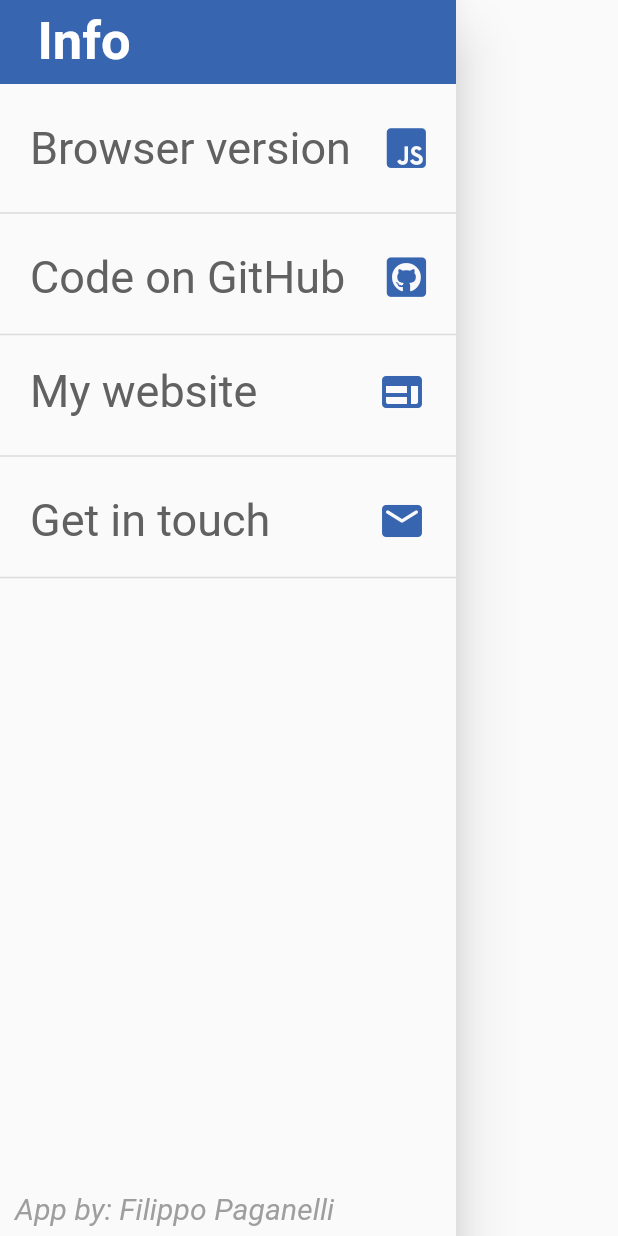
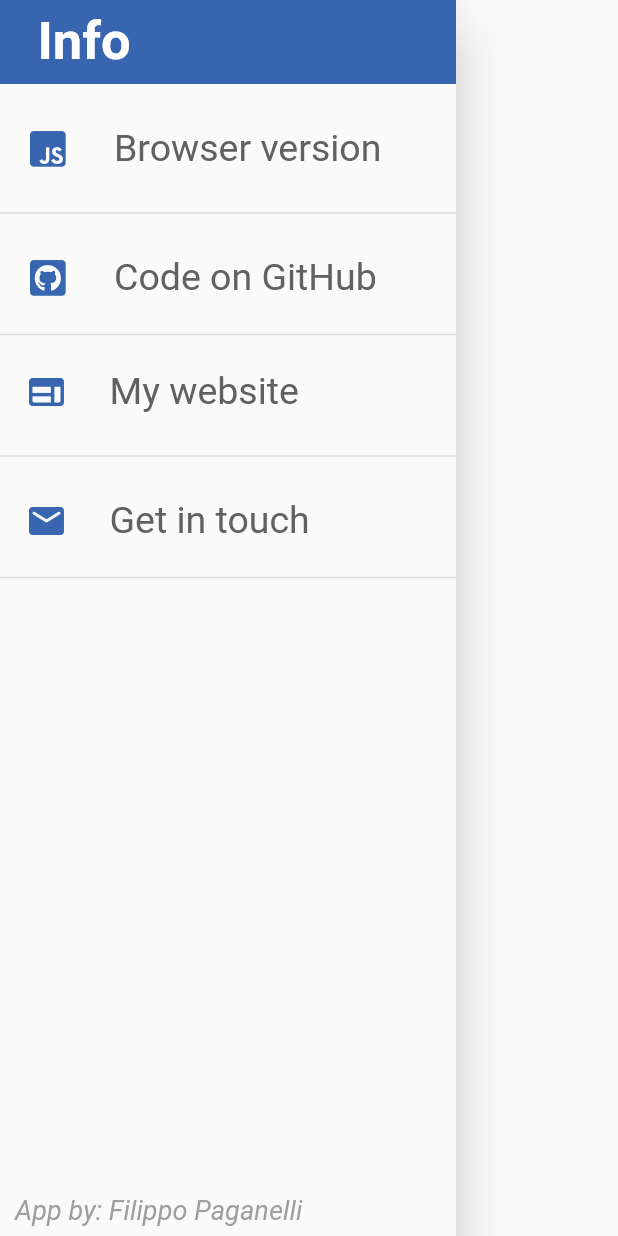
Before and after one commit to FilippoPaganelli/CruciApp, a Flutter app: the MyDrawer widget shown alone on an empty page, opened directly, on a phone screen of 412 x 824 dp. Run offline on Flutter 3.47's test engine with Material 2 defaults, Android fonts, the phone set to English and light mode, and no system bars; our stand-ins replace font_awesome_flutter.

Commit message:
other font size changes + side menu fixes

```diff
--- a/lib/menuChoices.dart
+++ b/lib/menuChoices.dart
@@ -49,17 +49,18 @@ class MyDrawer extends StatelessWidget {
                   height: 10,
                 ),
                 ListTile(
+                  leading: FaIcon(
+                    FontAwesomeIcons.jsSquare,
+                    size: 27,
+                    color: Color.fromRGBO(55, 101, 176, 1),
+                  ),
                   contentPadding:
                       EdgeInsets.only(top: 5, bottom: 5, left: 20, right: 20),
                   title: Text(
                     'Browser version',
-                    style: TextStyle(fontSize: 30, color: Colors.grey[700]),
+                    style: TextStyle(fontSize: 25, color: Colors.grey[700]),
                   ),
-                  trailing: FaIcon(
-                    FontAwesomeIcons.jsSquare,
-                    size: 30,
-                    color: Color.fromRGBO(55, 101, 176, 1),
-                  ),
+                  //trailing:
                   onTap: () => _launchBrowserVersion(context),
                 ),
                 Divider(
@@ -67,18 +68,18 @@ class MyDrawer extends StatelessWidget {
                   thickness: 1,
                 ),
                 ListTile(
-                  // CHANGE LINK WITH ACTUAL APP CODE ON GITHUB------------------------!!!!!!!!!!!!
+                  leading: FaIcon(
+                    FontAwesomeIcons.githubSquare,
+                    size: 27,
+                    color: Color.fromRGBO(55, 101, 176, 1),
+                  ),
                   contentPadding:
                       EdgeInsets.only(top: 5, bottom: 5, left: 20, right: 20),
                   title: Text(
                     'Code on GitHub',
-                    style: TextStyle(fontSize: 30, color: Colors.grey[700]),
+                    style: TextStyle(fontSize: 25, color: Colors.grey[700]),
                   ),
-                  trailing: FaIcon(
-                    FontAwesomeIcons.githubSquare,
-                    size: 30,
-                    color: Color.fromRGBO(55, 101, 176, 1),
-                  ),
+                  //trailing:
                   onTap: () => _launchGithub(context),
                 ),
                 Divider(
@@ -86,17 +87,18 @@ class MyDrawer extends StatelessWidget {
                   thickness: 1,
                 ),
                 ListTile(
+                  leading: Icon(
+                    Icons.web_rounded,
+                    size: 28,
+                    color: Color.fromRGBO(55, 101, 176, 1),
+                  ),
                   contentPadding:
-                      EdgeInsets.only(top: 5, bottom: 5, left: 20, right: 20),
+                      EdgeInsets.only(top: 5, bottom: 5, left: 17, right: 20),
                   title: Text(
                     'My website',
-                    style: TextStyle(fontSize: 30, color: Colors.grey[700]),
+                    style: TextStyle(fontSize: 25, color: Colors.grey[700]),
                   ),
-                  trailing: Icon(
-                    Icons.web_rounded,
-                    size: 32,
-                    color: Color.fromRGBO(55, 101, 176, 1),
-                  ),
+                  //trailing: ,
                   onTap: () => _launchMyWebsite(context),
                 ),
                 Divider(
@@ -104,17 +106,18 @@ class MyDrawer extends StatelessWidget {
                   thickness: 1,
                 ),
                 ListTile(
+                  leading: Icon(
+                    Icons.email_rounded,
+                    size: 28,
+                    color: Color.fromRGBO(55, 101, 176, 1),
+                  ),
                   contentPadding:
-                      EdgeInsets.only(top: 5, bottom: 5, left: 20, right: 20),
+                      EdgeInsets.only(top: 5, bottom: 5, left: 17, right: 20),
                   title: Text(
                     'Get in touch',
-                    style: TextStyle(fontSize: 30, color: Colors.grey[700]),
+                    style: TextStyle(fontSize: 25, color: Colors.grey[700]),
                   ),
-                  trailing: Icon(
-                    Icons.email_rounded,
-                    size: 32,
-                    color: Color.fromRGBO(55, 101, 176, 1),
-                  ),
+                  //trailing: ,
                   onTap: () => _launchEmail(context),
                 ),
                 Divider(
@@ -129,7 +132,7 @@ class MyDrawer extends StatelessWidget {
             padding: EdgeInsets.only(bottom: 7, left: 10),
             child: Text('App by: Filippo Paganelli',
                 style: TextStyle(
-                    fontSize: 20,
+                    fontSize: 18,
                     color: Colors.grey[500],
                     fontStyle: FontStyle.italic)),
           ),
```
